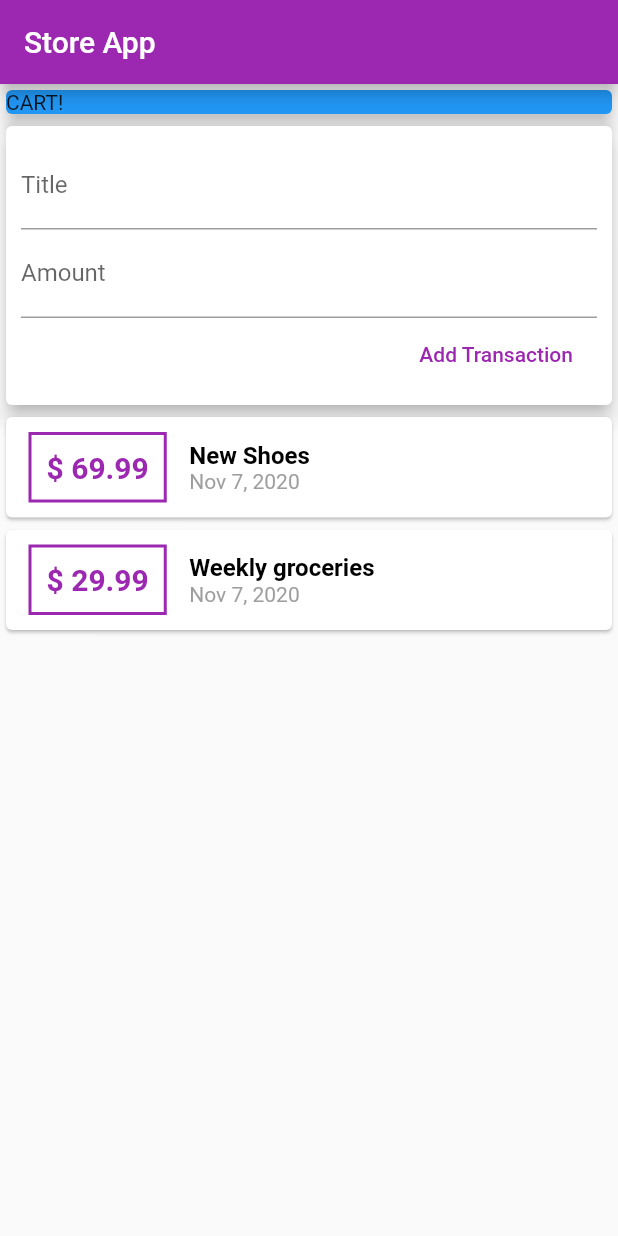
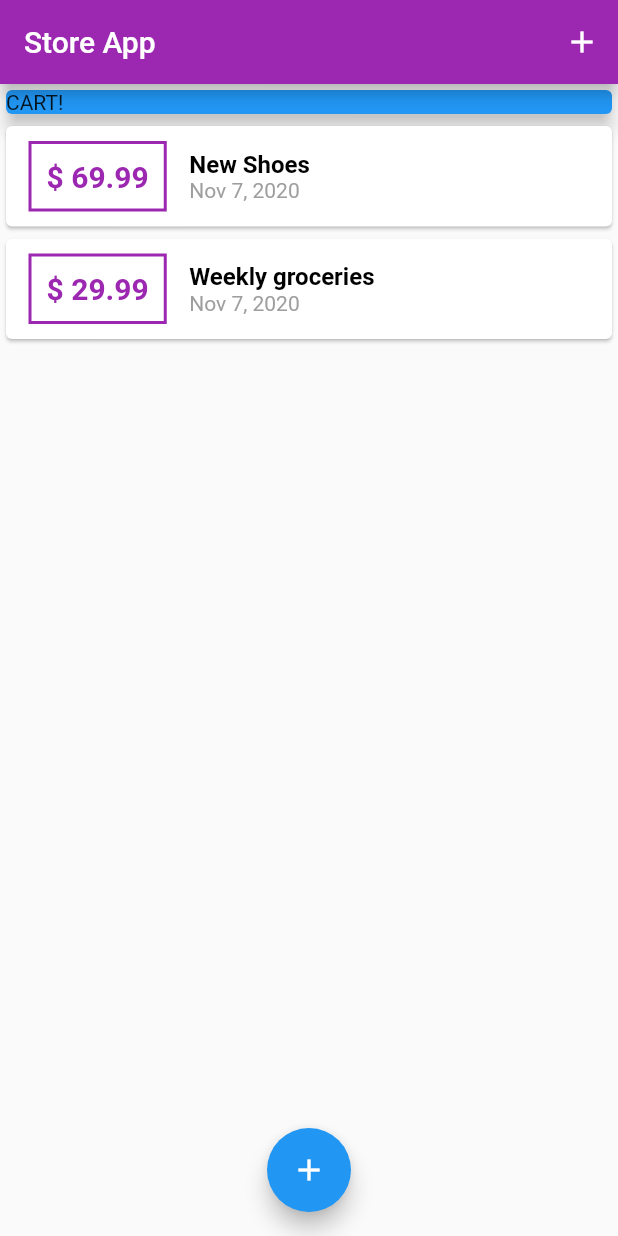
Before and after one commit to a-amato3/expense_tracker, a Flutter app: the screen it shows after launch, on a phone screen of 412 x 824 dp. Run offline on Flutter 3.47's test engine with Material 2 defaults, Android fonts, the phone set to English and light mode, and no system bars.

Commit message:
upgrade flutter

```diff
--- a/lib/main.dart
+++ b/lib/main.dart
@@ -1,5 +1,7 @@
+import './widgets/new_transactions.dart';
 import 'package:flutter/material.dart';
-import './widgets/user_transactions.dart';
+import './models/transaction.dart';
+import 'widgets/transaction_list.dart';
 
 void main() => runApp(MyApp());
 
@@ -13,16 +15,64 @@ class MyApp extends StatelessWidget {
   }
 }
 
-class MyHomePage extends StatelessWidget {
+class MyHomePage extends StatefulWidget {
+  @override
+  _MyHomePageState createState() => _MyHomePageState();
+}
+
+class _MyHomePageState extends State<MyHomePage> {
+  final List<Transaction> _userTransactions = [
+    Transaction(
+      id: 't1',
+      title: 'New Shoes',
+      amount: 69.99,
+      date: DateTime.now(),
+    ),
+    Transaction(
+      id: 't2',
+      title: 'Weekly groceries',
+      amount: 29.99,
+      date: DateTime.now(),
+    ),
+  ];
+
+  void _addNewTransaction(String txTitle, double txAmount) {
+    final newTx = Transaction(
+      title: txTitle,
+      amount: txAmount,
+      date: DateTime.now(),
+      id: DateTime.now().toString(),
+    );
+
+    setState(() {
+      _userTransactions.add(newTx);
+    });
+  }
+
+  void _startAddNewTransaction(BuildContext ctx) {
+    showModalBottomSheet(
+      context: ctx,
+      builder: (_) {
+        return NewTransaction(_addNewTransaction);
+      },
+    );
+  }
+
   @override
   Widget build(BuildContext context) {
     return Scaffold(
       appBar: AppBar(
         backgroundColor: Colors.purple,
         title: Text('Store App'),
+        actions: <Widget>[
+          IconButton(
+            icon: Icon(Icons.add),
+            onPressed: () {},
           ),
-      body: Column(
-        // mainAxisAlignment: MainAxisAlignment.start,
+        ],
+      ),
+      body: SingleChildScrollView(
+        child: Column(
           crossAxisAlignment: CrossAxisAlignment.stretch,
           children: <Widget>[
             Container(
@@ -33,8 +83,14 @@ class MyHomePage extends StatelessWidget {
                 elevation: 5,
               ),
             ),
-          UserTransactions()
+            TransactionList(_userTransactions),
           ],
+        ),
+      ),
+      floatingActionButtonLocation: FloatingActionButtonLocation.centerFloat,
+      floatingActionButton: FloatingActionButton(
+        child: Icon(Icons.add),
+        onPressed: () {},
       ),
     );
   }
--- a/lib/widgets/transaction_list.dart
+++ b/lib/widgets/transaction_list.dart
@@ -1,6 +1,5 @@
 import 'package:flutter/material.dart';
 import 'package:intl/intl.dart';
-import './user_transactions.dart';
 
 class TransactionList extends StatelessWidget {
   final List transactions;
@@ -8,8 +7,10 @@ class TransactionList extends StatelessWidget {
 
   @override
   Widget build(BuildContext context) {
-    return Column(
-      children: transactions.map((tx) {
+    return Container(
+      height: 300,
+      child: ListView.builder(
+        itemBuilder: (ctx, index) {
           return Card(
             child: Row(
               children: <Widget>[
@@ -26,7 +27,7 @@ class TransactionList extends StatelessWidget {
                   ),
                   padding: EdgeInsets.all(10),
                   child: Text(
-                  '\$ ${tx.amount}',
+                    '\$ ${transactions[index].amount.toStringAsFixed(2)}',
                     style: TextStyle(
                       fontWeight: FontWeight.bold,
                       fontSize: 20,
@@ -38,7 +39,7 @@ class TransactionList extends StatelessWidget {
                   crossAxisAlignment: CrossAxisAlignment.start,
                   children: <Widget>[
                     Text(
-                    tx.title,
+                      transactions[index].title,
                       style: TextStyle(
                         fontWeight: FontWeight.bold,
                         fontSize: 16,
@@ -46,7 +47,7 @@ class TransactionList extends StatelessWidget {
                       ),
                     ),
                     Text(
-                    DateFormat.yMMMd().format(tx.date),
+                      DateFormat.yMMMd().format(transactions[index].date),
                       style: TextStyle(
                         color: Colors.grey,
                       ),
@@ -56,7 +57,9 @@ class TransactionList extends StatelessWidget {
               ],
             ),
           );
-      }).toList(),
+        },
+        itemCount: transactions.length,
+      ),
     );
   }
 }
--- a/lib/widgets/user_transactions.dart
+++ /dev/null
@@ -1,49 +0,0 @@
-import 'package:flutter/material.dart';
-import './new_transactions.dart';
-import './transaction_list.dart';
-import '../models/transaction.dart';
-
-class UserTransactions extends StatefulWidget {
-  @override
-  _UserTransactions createState() => _UserTransactions();
-}
-
-class _UserTransactions extends State<UserTransactions> {
-  final List<Transaction> _userTransactions = [
-    Transaction(
-      id: 't1',
-      title: 'New Shoes',
-      amount: 69.99,
-      date: DateTime.now(),
-    ),
-    Transaction(
-      id: 't2',
-      title: 'Weekly groceries',
-      amount: 29.99,
-      date: DateTime.now(),
-    ),
-  ];
-
-  void _addNewTransaction(String txTitle, double txAmount) {
-    final newTx = Transaction(
-      title: txTitle,
-      amount: txAmount,
-      date: DateTime.now(),
-      id: DateTime.now().toString(),
-    );
-
-    setState(() {
-      _userTransactions.add(newTx);
-    });
-  }
-
-  @override
-  Widget build(BuildContext context) {
-    return Column(
-      children: <Widget>[
-        NewTransaction(_addNewTransaction),
-        TransactionList(_userTransactions),
-      ],
-    );
-  }
-}
```
Also changed, not shown: lib/widgets/new_transactions.dart (+14 -8 lines). Lines whose indentation alone changed are shown as unchanged.
